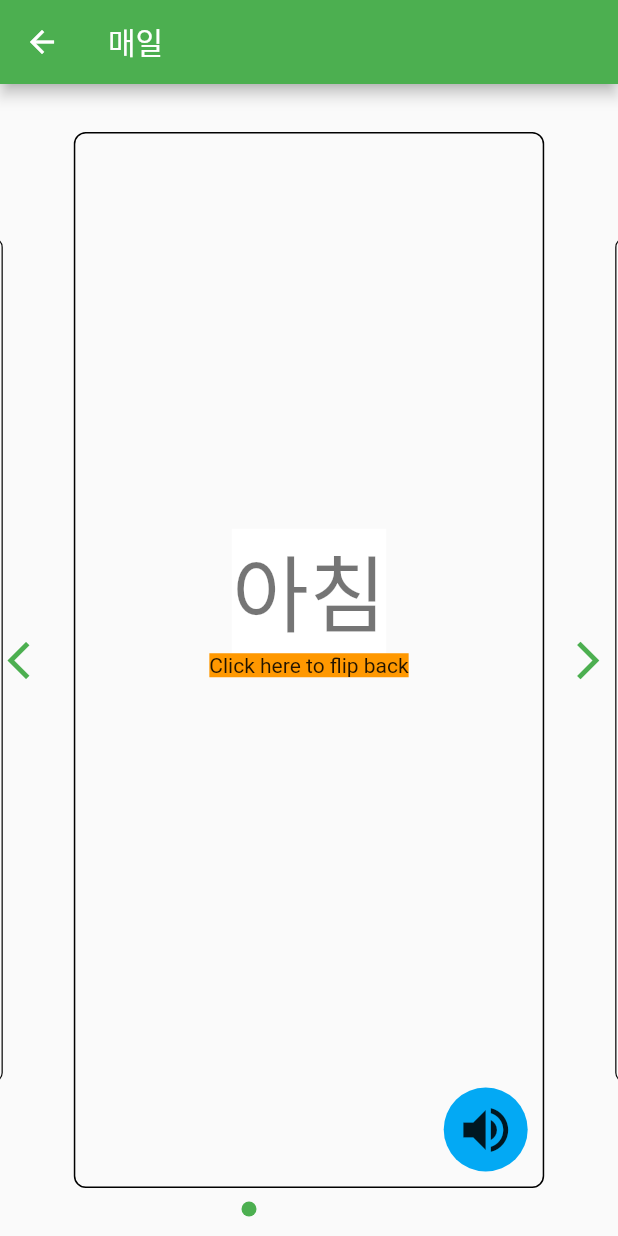
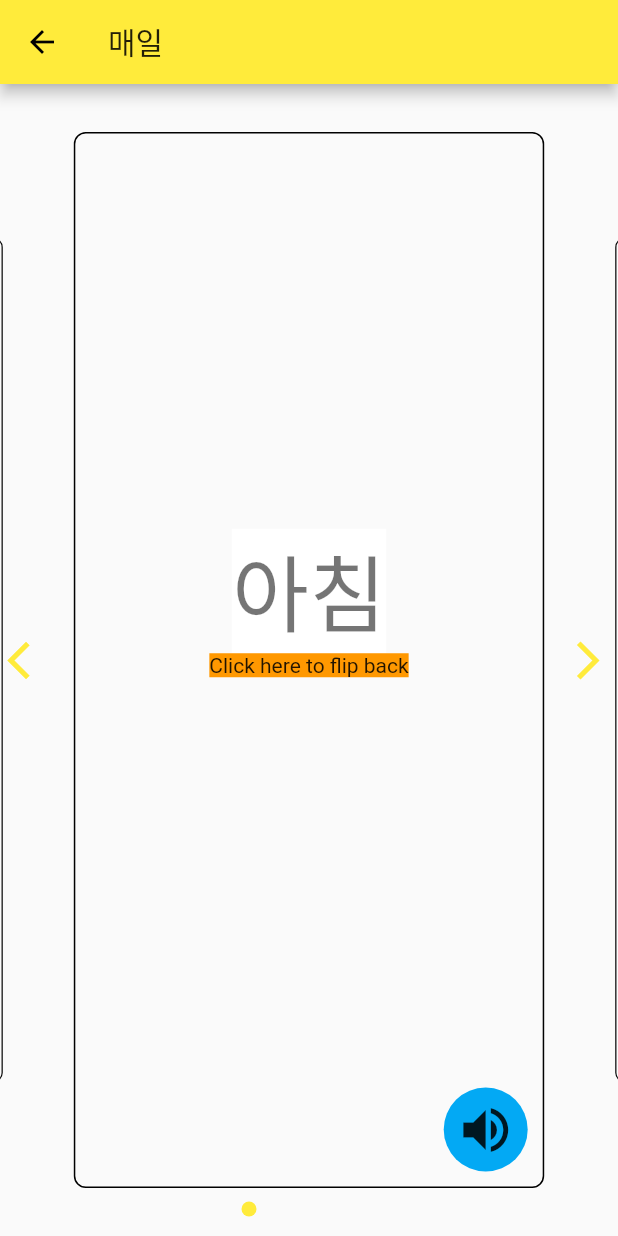
Before and after one commit to yuljlee/flashcards_kr, a Flutter app: the screen it shows after launch, after a tap on an icon or button, on a phone screen of 412 x 824 dp. Run offline on Flutter 3.47's test engine with Material 2 defaults, Android fonts, the phone set to English and light mode, and no system bars; drawn by our look-alikes of flip_card; our stand-ins replace flutter_swiper, flutter_tts.

Commit message:
feat: Change main ui

```diff
--- a/lib/main.dart
+++ b/lib/main.dart
@@ -10,7 +10,9 @@ class MyApp extends StatelessWidget {
     return MaterialApp(
       title: 'Korean Flashcards',
       theme: ThemeData(
-        primarySwatch: Colors.green,
+        primaryColor: Colors.yellow[500],
+        accentColor: Colors.amber,
+        accentColorBrightness: Brightness.dark
       ),
       home: Home(),
     );
--- a/lib/ui/cardlist.dart
+++ b/lib/ui/cardlist.dart
@@ -60,7 +60,7 @@ class CardList extends StatelessWidget {
           child: Column(
             mainAxisAlignment: MainAxisAlignment.center,
             children: <Widget>[
-              Spacer(),
+              Spacer(flex: 1,),
               Container(
                 color: Colors.white,
                 child: Text(korWord[id], style: Theme.of(context).textTheme.display3),
@@ -69,7 +69,7 @@ class CardList extends StatelessWidget {
                 color: Colors.orange,
                 child: Text('Click here to flip back', style: Theme.of(context).textTheme.body1),
               ),
-              Spacer(),
+              Spacer(flex: 1,),
               Padding(
                 padding: EdgeInsets.all(10.0),
                 child: Align(
--- a/lib/ui/home.dart
+++ b/lib/ui/home.dart
@@ -57,7 +57,7 @@ class Home extends StatelessWidget {
               },
               child: Container(
                 //decoration: BoxDecoration(color: Color.fromRGBO(64, 75, 96, .9)),
-                decoration: BoxDecoration(color: Colors.teal),
+                decoration: BoxDecoration(color: Colors.white),
                 child: Column(
                       //mainAxisAlignment: MainAxisAlignment.center,
                       children: <Widget>[
@@ -85,20 +85,42 @@ class Home extends StatelessWidget {
     (orientation == Orientation.portrait) ? _rowCnt = 2 : _rowCnt = 3;
 
     return Scaffold(
-      appBar: AppBar(
-        title: Text('Flashcards')
+      appBar:
+        AppBar(
+          title: Text('Flashcards'),
+          elevation: 0.0,
+          actions: <Widget>[
+            IconButton(
+              icon: const Icon(Icons.settings),
+              tooltip: 'Show Snackbar',
+              onPressed: () {
+                print('settings button pressed.');
+                //scaffoldKey.currentState.showSnackBar(snackBar);
+              },
             ),
-        body: GridView.builder(
+          ],
+        ),
+
+      backgroundColor: Colors.yellow[500],
+      body:
+
+
+                Container(
+                //padding: EdgeInsets.only(top: 0.0),
+                color: Colors.blue,
+                child: GridView.builder(
                   itemCount: 8,
                   gridDelegate: SliverGridDelegateWithFixedCrossAxisCount(
                     crossAxisCount: _rowCnt,
-            crossAxisSpacing: 10,
-            mainAxisSpacing: 10,
+                    crossAxisSpacing: 20,
+                    mainAxisSpacing: 20,
                   ),
                   itemBuilder: (BuildContext context, int index) {
                     return _renderCard(context, index);
                   },
-        )
+                ),
+        ),
+
 
     );
   }
```
Lines whose indentation alone changed are shown as unchanged.
